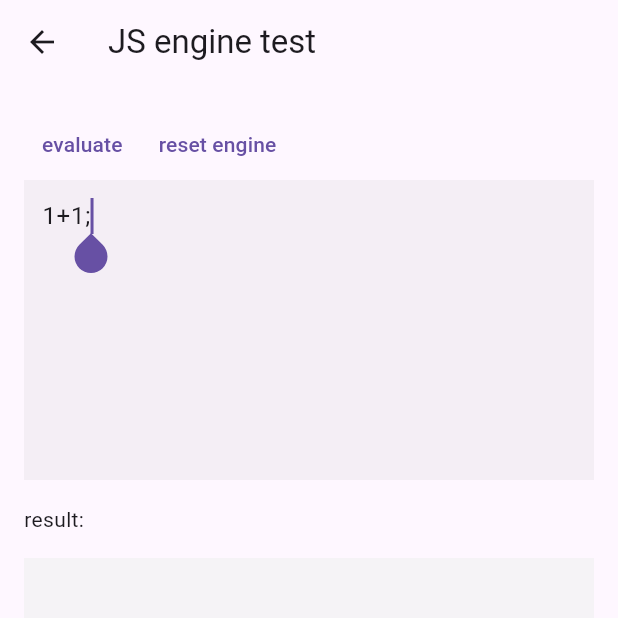
After one commit to liruohrh/demo_flutter_js, a Flutter app: the screen it shows after launch, after a tap on "edit and evaluate js in app", on a phone screen of 412 x 824 dp, the top half of it. The commit adds this screen. Run offline on Flutter 3.47's test engine with Material 3 defaults, Android fonts, the phone set to English and light mode, and no system bars; our stand-ins replace flutter_highlight; missing offline and left inert: flutter_js, highlight, reflectable; statements that could not run were skipped.

Commit message:
添加edit页面，且执行按钮改为英文

```diff
--- /dev/null
+++ b/lib/coder/highlight.dart
@@ -0,0 +1,113 @@
+/*
+ * @Description: Code highlight controller
+ * @Author: ekibun
+ * @Date: 2020-08-01 17:42:06
+ * @LastEditors: ekibun
+ * @LastEditTime: 2020-08-02 12:39:26
+ */
+import 'dart:math';
+import 'dart:ui';
+import 'package:flutter/foundation.dart';
+import 'package:flutter/material.dart';
+import 'package:flutter_highlight/themes/a11y-light.dart';
+import 'package:highlight/highlight.dart';
+
+Map<String, TextStyle> _theme = a11yLightTheme;
+List<TextSpan> _convert(String code) {
+  var nodes = highlight.parse(code, language: 'javascript').nodes!;
+  List<TextSpan> spans = [];
+  var currentSpans = spans;
+  List<List<TextSpan>> stack = [];
+
+  _traverse(Node node) {
+    if (node.value != null) {
+      currentSpans.add(node.className == null
+          ? TextSpan(text: node.value)
+          : TextSpan(text: node.value, style: _theme[node.className]));
+    } else if (node.children != null) {
+      List<TextSpan> tmp = [];
+      currentSpans.add(TextSpan(children: tmp, style: _theme[node.className]));
+      stack.add(currentSpans);
+      currentSpans = tmp;
+
+      node.children?.forEach((n) {
+        _traverse(n);
+        if (n == node.children?.last) {
+          currentSpans = stack.isEmpty ? spans : stack.removeLast();
+        }
+      });
+    }
+  }
+
+  for (var node in nodes) {
+    _traverse(node);
+  }
+
+  return spans;
+}
+
+class CodeInputController extends TextEditingController {
+  CodeInputController({String text = ""}) : super(text: text);
+
+  TextSpan oldSpan = TextSpan();
+  Future<void>? spanCall;
+
+  @override
+  TextSpan buildTextSpan(
+      {required BuildContext context, TextStyle? style, bool? withComposing}) {
+    String oldText = oldSpan.toPlainText();
+    String newText = value.text;
+    if (oldText == newText) return oldSpan;
+    (spanCall?.timeout(Duration.zero) ?? Future.value())
+        .then((_) => spanCall = compute(_convert, value.text).then((lsSpan) {
+              TextSpan newSpan = TextSpan(style: style, children: lsSpan);
+              if (newSpan.toPlainText() == value.text) oldSpan = newSpan;
+              notifyListeners();
+            }))
+        .catchError((_) => {});
+
+    List<TextSpan> beforeSpans = [];
+    int splitAt = value.selection.start;
+    if (splitAt < 0) splitAt = newText.length ~/ 2;
+    int start = 0;
+    InlineSpan? leftSpan;
+    oldSpan.children?.indexWhere((element) {
+      String elementText = element.toPlainText();
+      if (start + elementText.length > splitAt ||
+          !newText.startsWith(elementText, start)) {
+        leftSpan = element;
+        return true;
+      }
+      beforeSpans.add(element as TextSpan);
+
+      start += elementText.length;
+      return false;
+    });
+    List<TextSpan> endSpans = [];
+    int end = 0;
+    InlineSpan? rightSpan;
+    oldSpan.children?.sublist(beforeSpans.length).lastIndexWhere((element) {
+      String elementText = element.toPlainText();
+      if (splitAt + end + elementText.length >= newText.length ||
+          !newText
+              .substring(start, newText.length - end)
+              .endsWith(elementText)) {
+        rightSpan = element;
+        return true;
+      }
+      endSpans.add(element as TextSpan);
+      end += elementText.length;
+      return false;
+    });
+
+    return TextSpan(style: style, children: [
+      ...beforeSpans,
+      TextSpan(
+          style: leftSpan != null && leftSpan == rightSpan
+              ? leftSpan!.style
+              : style,
+          text: newText.substring(start, max(start, newText.length - end))),
+      ...endSpans.reversed
+    ]);
+  }
+}
--- /dev/null
+++ b/lib/coder/index.dart
@@ -0,0 +1,283 @@
+/*
+ * @Description: example
+ * @Author: ekibun
+ * @Date: 2020-08-08 08:16:51
+ * @LastEditors: ekibun
+ * @LastEditTime: 2020-12-02 11:28:06
+ */
+
+import 'dart:async';
+import 'dart:developer';
+import 'dart:io';
+
+import 'package:flutter/material.dart';
+import 'package:flutter/services.dart';
+
+import 'package:flutter_js/extensions/fetch.dart';
+import 'package:flutter_js/flutter_js.dart';
+import 'package:flutter_js/javascriptcore/jscore_runtime.dart';
+
+import 'highlight.dart';
+class CoderPage extends StatefulWidget {
+  const CoderPage({super.key});
+
+  @override
+  State<StatefulWidget> createState() => _CoderPageState();
+}
+
+class MDartObject {
+  String? p1;
+  final int p2 = 100;
+  MDartObject? nested;
+
+  MDartObject([this.p1]);
+
+  int add(int a1, int a2) {
+    return p2 + a1 + a2;
+  }
+
+  static final Map<String, dynamic> JS_CLASS = {
+    "className": "MDartObject",
+    "new": () => MDartObject(),
+    "getP1": (MDartObject mDartObject) {
+      return mDartObject.p1;
+    },
+    "setP1": (MDartObject mDartObject, String p1) {
+      mDartObject.p1 = p1;
+    },
+    "getNested": (MDartObject mDartObject) {
+      return mDartObject.nested;
+    },
+    "setNested": (MDartObject mDartObject, MDartObject nested) {
+      mDartObject.nested = nested;
+    },
+    "add": (MDartObject mDartObject, int a1, int a2) {
+      return mDartObject.add(a1, a2);
+    },
+  };
+
+  Map<String, dynamic> toJsObject() {
+    return {
+      "p1": p1,
+      "setP1": (String val) {
+        this.p1 = val;
+      },
+      "add": add
+    };
+  }
+}
+
+String defaultModuleHandler(String module) {
+  log("load module $module", name: "APP");
+  return "export const a";
+}
+
+final String PROXY_JS_OBJECT_JS_FUNC_STR = """
+(handler) => {
+    this[handler['className']] = function(obj){
+        const opaque = obj ? obj : handler["new"]();
+        const target = {};
+        const nestedProxy = {};
+        Object.setPrototypeOf(target, {
+            get(){
+               //println(`JS: get \${JSON.stringify(proxyObj)}`);
+               return opaque;
+            },
+            setProxy(key, proxy){
+              nestedProxy[key] = proxy;
+            }
+        });
+        Object.getOwnPropertyNames(handler)
+        .filter(key=>key.startsWith("get"))
+        .map(key=>{
+            key=key.substr(3);
+            return key[0].toLowerCase()+key.substr(1);
+         })
+        .forEach(key=>target[key]=null);
+        const proxyObj = new Proxy(target, {
+            set: (target, key, value) => {
+                const setterName = `set\${key[0].toUpperCase()}\${key.substr(1)}`;
+                const propSetter = handler[setterName];
+                if(!propSetter){
+                      return null;
+                }
+                //println(`JS: set \${key}=\${value} by \${setterName}`);
+                //if(Array.isArray(value) && value.length === 2 && typeof value[1] === 'function'){
+                //   nestedProxy[key] = value[1](value[0]);
+                //   value = value[0];
+                //}
+                propSetter(opaque, value);
+            },
+            get: (target, key) => {
+                if (key.startsWith("\$\$")) {
+                   return target[key.substr(2)];
+                }
+                if (key.startsWith("\$")) {
+                    const funcName=key.substr(1);
+                    if(!handler[funcName]){
+                      return null;
+                    }
+                    return new Proxy(() => {}, {
+                        apply: function (func, thisArg, argumentsList) {
+                            return handler[funcName](opaque, ...argumentsList);
+                        }
+                    });
+                }
+                if(nestedProxy[key])return nestedProxy[key];
+                const getterName = `get\${key[0].toUpperCase()}\${key.substr(1)}`;
+                const propGetter = handler[getterName];
+                if(!propGetter){
+                      return null;
+                }
+                //println(`JS: get \${key} by \${getterName}`);
+                return propGetter(opaque);
+            }
+        });
+        return proxyObj;
+    }
+}
+  """;
+
+JavascriptRuntime getJsRuntime(
+    {bool forceJavascriptCoreOnAndroid = false,
+    bool xhr = true,
+    int stackSize = 1024 * 1024,
+    String Function(String name) moduleHandler = defaultModuleHandler}) {
+  JavascriptRuntime runtime;
+  if ((Platform.isAndroid && !forceJavascriptCoreOnAndroid)) {
+    runtime =
+        QuickJsRuntime2(moduleHandler: moduleHandler, stackSize: stackSize);
+  } else if (Platform.isWindows) {
+    runtime = QuickJsRuntime2(moduleHandler: moduleHandler);
+  } else if (Platform.isLinux) {
+    runtime = QuickJsRuntime2(moduleHandler: moduleHandler);
+  } else {
+    runtime = JavascriptCoreRuntime();
+  }
+  if (xhr) runtime.enableFetch();
+  runtime.enableHandlePromises();
+  return runtime;
+}
+
+class _CoderPageState extends State<CoderPage> {
+  String? resp;
+  JavascriptRuntime? javaScriptRuntime;
+
+  CodeInputController _controller = CodeInputController(
+      text: '1+1;');
+
+  _ensureEngine() async {
+    if (javaScriptRuntime != null) return;
+    javaScriptRuntime = getJsRuntime();
+
+    final classDeclareFunc =
+        javaScriptRuntime!.evaluate(PROXY_JS_OBJECT_JS_FUNC_STR).rawResult as JSInvokable;
+    await classDeclareFunc.invoke([MDartObject.JS_CLASS]);
+    JSRef.freeRecursive(classDeclareFunc);
+
+    final setToGlobalObject =
+        javaScriptRuntime!.evaluate("(key, val) => { this[key] = val; }").rawResult as JSInvokable;
+    await setToGlobalObject.invoke([
+      "println",
+      (message) {
+        print(message);
+      }
+    ]);
+    await setToGlobalObject.invoke([
+      "callDartTest",
+      IsolateFunction((String type) {
+        print("MDartObject.JS_CLASS = ${MDartObject.JS_CLASS}");
+        switch (type) {
+          case "number":
+            return 1;
+          case "string":
+            return "string";
+          case "bool":
+            return true;
+          case "map":
+            return {
+              "k1": "v1",
+              "f1": (arg) {
+                return "arg=${arg}";
+              }
+            };
+          case "obj":
+            return MDartObject("v1").toJsObject();
+          case "dartObj":
+            return MDartObject("v1");
+        }
+      }),
+    ]);
+    JSRef.freeRecursive(setToGlobalObject);
+  }
+
+  @override
+  void dispose() {
+    javaScriptRuntime?.dispose();
+    super.dispose();
+  }
+
+  @override
+  Widget build(BuildContext context) {
+    return Scaffold(
+      appBar: AppBar(
+        title: Text("JS engine test"),
+      ),
+      body: SingleChildScrollView(
+        padding: const EdgeInsets.all(16),
+        child: Column(
+          crossAxisAlignment: CrossAxisAlignment.start,
+          children: [
+            SingleChildScrollView(
+              scrollDirection: Axis.horizontal,
+              child: Row(
+                children: [
+                  TextButton(
+                      child: Text("evaluate"),
+                      onPressed: () async {
+                        await _ensureEngine();
+                        try {
+                          resp = javaScriptRuntime!.evaluate(_controller.text ?? '', sourceUrl: "<eval>")
+                              .stringResult;
+                        } catch (e) {
+                          resp = e.toString();
+                        }
+                        setState(() {});
+                      }),
+                  TextButton(
+                      child: Text("reset engine"),
+                      onPressed: () async {
+                        if (javaScriptRuntime == null) return;
+                        javaScriptRuntime!.dispose();
+                        javaScriptRuntime = null;
+                      }),
+                ],
+              ),
+            ),
+            Container(
+              padding: const EdgeInsets.all(12),
+              color: Colors.grey.withOpacity(0.1),
+              constraints: BoxConstraints(minHeight: 200),
+              child: TextField(
+                  autofocus: true,
+                  controller: _controller,
+                  decoration: null,
+                  expands: true,
+                  maxLines: null),
+            ),
+            SizedBox(height: 16),
+            Text("result:"),
+            SizedBox(height: 16),
+            Container(
+              width: double.infinity,
+              padding: const EdgeInsets.all(12),
+              color: Colors.green.withOpacity(0.05),
+              constraints: BoxConstraints(minHeight: 100),
+              child: Text(resp ?? ''),
+            ),
+          ],
+        ),
+      ),
+    );
+  }
+}
--- a/lib/main.dart
+++ b/lib/main.dart
@@ -1,3 +1,4 @@
+import 'package:demo_flutter_js/coder/index.dart';
 import 'package:flutter/material.dart';
 import 'model.reflectable.dart';
 import 'js.dart';
@@ -38,13 +39,21 @@ class _MyHomePageState extends State<MyHomePage> {
           mainAxisAlignment: MainAxisAlignment.center,
           children: <Widget>[
             ElevatedButton(
-              child: const Text('基本使用'),
+              onPressed: () => Navigator.of(context).push(
+                MaterialPageRoute(
+                  builder: (ctx) => const CoderPage(),
+                ),
+              ),
+              child: const Text('edit and evaluate js in app'),
+            ),
+            ElevatedButton(
+              child: const Text('basic usage'),
               onPressed: ()  {
                  testQuickJS();
               },
             ),
             ElevatedButton(
-              child: const Text('模块'),
+              child: const Text('module'),
               onPressed: ()  {
                 testModule();
               },
@@ -56,19 +65,13 @@ class _MyHomePageState extends State<MyHomePage> {
               },
             ),
             ElevatedButton(
-              child: const Text('模块'),
-              onPressed: ()  {
-                testModule();
-              },
-            ),
-            ElevatedButton(
               child: const Text('Extra JS API'),
               onPressed: ()  {
                 testExtraJSAPI();
               },
             ),
             ElevatedButton(
-              child: const Text('代理对象'),
+              child: const Text('proxy object'),
               onPressed: ()  {
                 testProxy();
               },
--- a/pubspec.yaml
+++ b/pubspec.yaml
@@ -11,6 +11,8 @@ dependencies:
   cupertino_icons: ^1.0.2
   flutter_js: ^0.8.1
   reflectable: ^4.0.6
+  highlight: ^0.7.0
+  flutter_highlight: ^0.7.0
 
 dev_dependencies:
   flutter_test:
```
Also changed, not shown: pubspec.lock, 1 other file.
